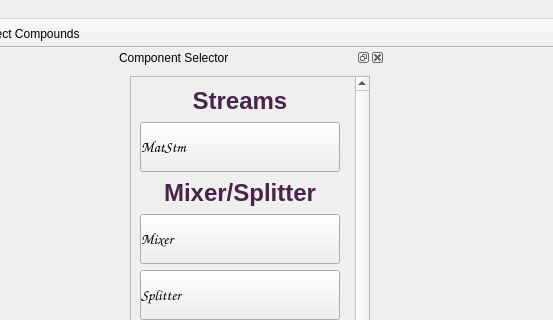
Before: the Qt Designer form main.ui in FOSSEE/Chemical-Simulator-GUI, drawn with Qt 5; both pictures show x 515 to 1068 and y 0 to 320 of the 1068 by 803 pixel window.
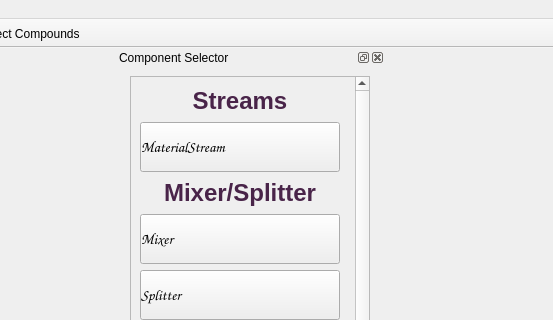
After: the same form once the commit is applied. Icons and pictures are not drawn.

The edit to the form file:
```diff
--- a/main.ui
+++ b/main.ui
@@ -345,7 +345,7 @@
             <string notr="true">Text-align:left;</string>
            </property>
            <property name="text">
-            <string>MatStm</string>
+            <string>MaterialStream</string>
            </property>
            <property name="icon">
             <iconset>
```
Left out of the diff: 6 changed lines with no effect on the pictures.
